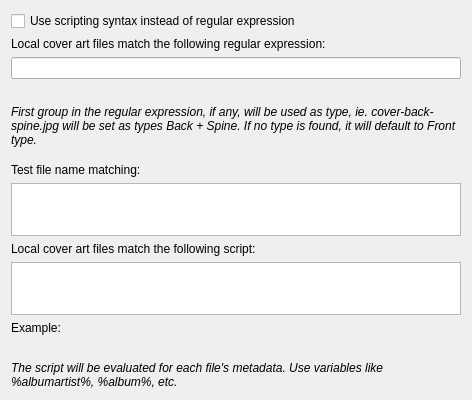
Old version of the form ui/provider_options_local.ui in the repository metabrainz/picard.
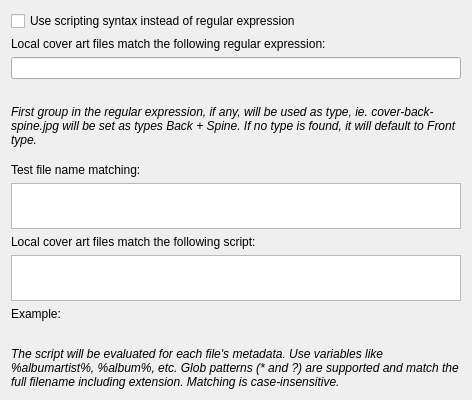
New version of the form. Custom widgets are drawn as their Qt base class.

Commit message:
PICARD-1044: Add glob pattern and case-insensitive matching for script mode
Use fnmatch for glob pattern matching (* and ?) instead of exact
filename comparison. Matching is now case-insensitive.

This addresses review feedback from phw suggesting glob matching
and case-insensitive support to make the script mode more useful
for partial matches.

Diff of the .ui file:
```diff
--- a/ui/provider_options_local.ui
+++ b/ui/provider_options_local.ui
@@ -128,7 +128,7 @@
       </font>
      </property>
      <property name="text">
-      <string>The script will be evaluated for each file's metadata. Use variables like %albumartist%, %album%, etc.</string>
+      <string>The script will be evaluated for each file's metadata. Use variables like %albumartist%, %album%, etc. Glob patterns (* and ?) are supported and match the full filename including extension. Matching is case-insensitive.</string>
      </property>
      <property name="wordWrap">
       <bool>true</bool>
```
The commit also changes 2 other files.
